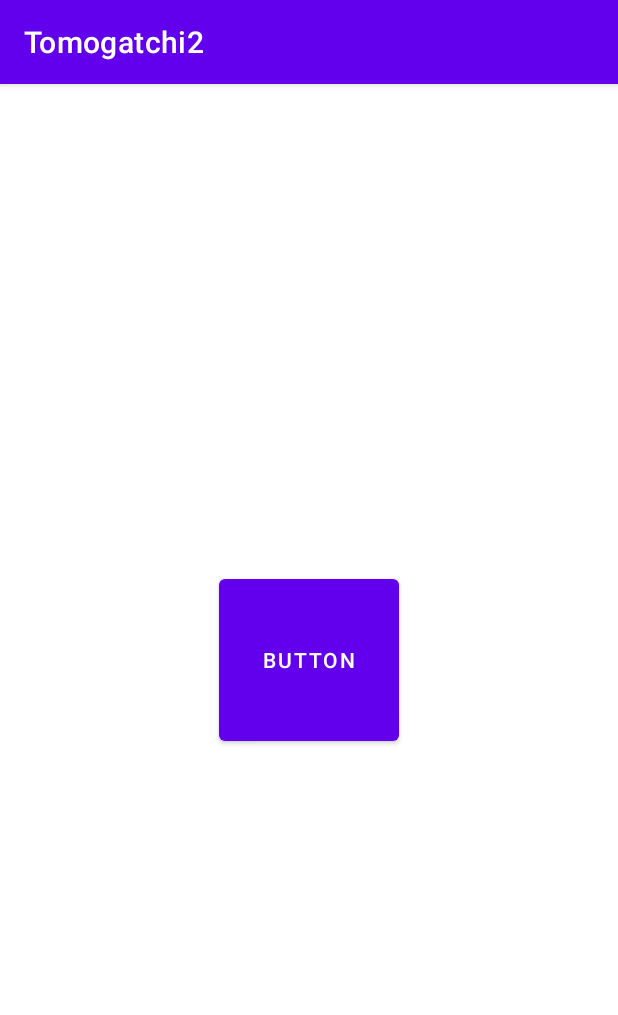
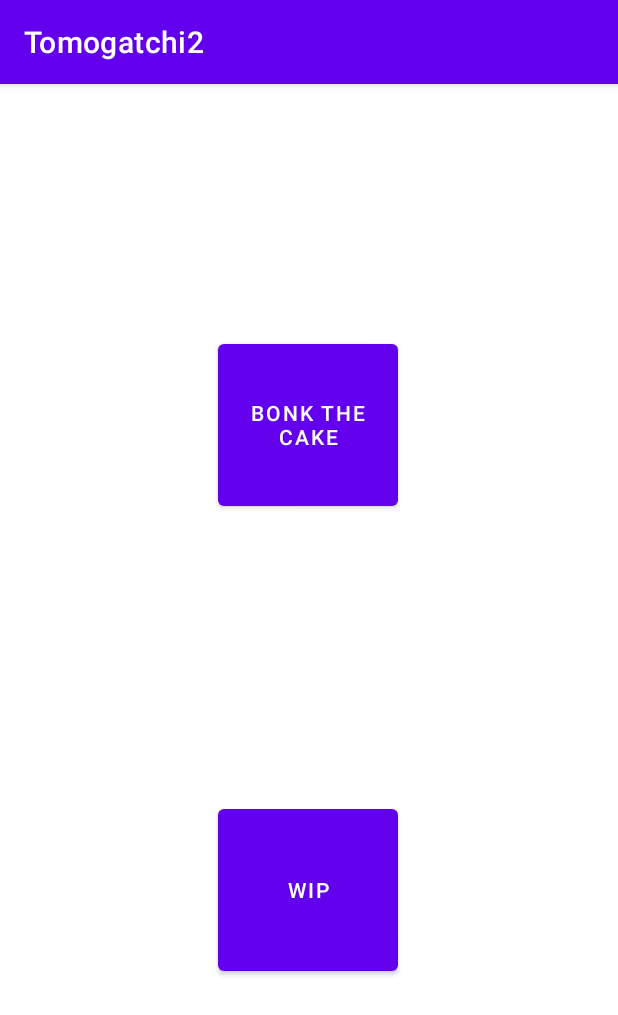
Before and after one commit to RaduGitHub/tamagotchi, an Android app: the GameSelector screen opened directly, with no data from a screen before it, on a phone screen of 412 x 824 dp. Shown: the top 1015 px of the screen. Run offline under Robolectric (Android 15) with nearby library versions, the light colour scheme and no system bars.

Commit message:
Created base for second game

```diff
--- a/app/src/main/AndroidManifest.xml
+++ b/app/src/main/AndroidManifest.xml
@@ -10,7 +10,8 @@
         android:roundIcon="@mipmap/ic_launcher_round"
         android:supportsRtl="true"
         android:theme="@style/Theme.Tomogatchi2">
-        <activity android:name=".GameSelector"></activity>
+        <activity android:name=".Game2"></activity>
+        <activity android:name=".GameSelector" />
         <activity android:name=".Game1" />
         <activity android:name=".Characteristics" />
         <activity android:name=".MainActivity" />
--- a/app/src/main/java/com/example/tomogatchi2/Characteristics.java
+++ b/app/src/main/java/com/example/tomogatchi2/Characteristics.java
@@ -36,7 +36,7 @@ public class Characteristics extends AppCompatActivity {
 
         //Set DaysAlive
         daysAlive = findViewById(R.id.daysAliveProp);
-        daysAlive.setText(String.valueOf(System.currentTimeMillis() - sharedPreferences.getLong(Data.DayBorn, 0)));
+        daysAlive.setText(String.valueOf(sharedPreferences.getInt(Data.DaysAlive, 0)));
 
         //Set Health
         health = findViewById(R.id.healthProp);
--- a/app/src/main/java/com/example/tomogatchi2/GameSelector.java
+++ b/app/src/main/java/com/example/tomogatchi2/GameSelector.java
@@ -19,4 +19,10 @@ public class GameSelector extends AppCompatActivity {
         Intent intent = new Intent(this, Game1.class);
         startActivity(intent);
     }
+
+    public void WIPgame(View view)
+    {
+        /*Intent intent = new Intent(this, Game2.class);
+        startActivity(intent);*/
+    }
 }
--- a/app/src/main/java/com/example/tomogatchi2/MainActivity.java
+++ b/app/src/main/java/com/example/tomogatchi2/MainActivity.java
@@ -40,6 +40,8 @@ public class MainActivity extends AppCompatActivity {
         setContentView(R.layout.activity_main);
 
         sharedPreferences = getSharedPreferences(MyPREFERENCES, Context.MODE_PRIVATE);
+        SharedPreferences.Editor editor = sharedPreferences.edit();
+        editor.putInt(Data.DaysAlive, (int)(System.currentTimeMillis() - sharedPreferences.getLong(Data.DayBorn, 0)) / 86400000);
 
         fragment = StepCounter.newInstance();
 
--- a/app/src/main/res/layout/activity_game_selector.xml
+++ b/app/src/main/res/layout/activity_game_selector.xml
@@ -10,10 +10,27 @@
         android:id="@+id/button"
         android:layout_width="120dp"
         android:layout_height="120dp"
-        android:text="Button"
+        android:layout_marginTop="150dp"
+        android:layout_marginBottom="464dp"
         android:onClick="ChangeToGame1"
+        android:text="Bonk the cake"
         app:layout_constraintBottom_toBottomOf="parent"
         app:layout_constraintEnd_toEndOf="parent"
+        app:layout_constraintHorizontal_bias="0.498"
+        app:layout_constraintStart_toStartOf="parent"
+        app:layout_constraintTop_toTopOf="parent" />
+
+    <Button
+        android:id="@+id/WIPgame"
+        android:layout_width="120dp"
+        android:layout_height="120dp"
+        android:layout_marginTop="456dp"
+        android:layout_marginBottom="150dp"
+        android:onClick="WIPgame"
+        android:text="WIP"
+        app:layout_constraintBottom_toBottomOf="parent"
+        app:layout_constraintEnd_toEndOf="parent"
+        app:layout_constraintHorizontal_bias="0.498"
         app:layout_constraintStart_toStartOf="parent"
         app:layout_constraintTop_toTopOf="parent" />
 </androidx.constraintlayout.widget.ConstraintLayout>
```
Also changed, not shown: app/src/main/java/com/example/tomogatchi2/Game2.java (added, +14 -0 lines), app/src/main/res/layout/activity_game2.xml (added, +49 -0 lines).
